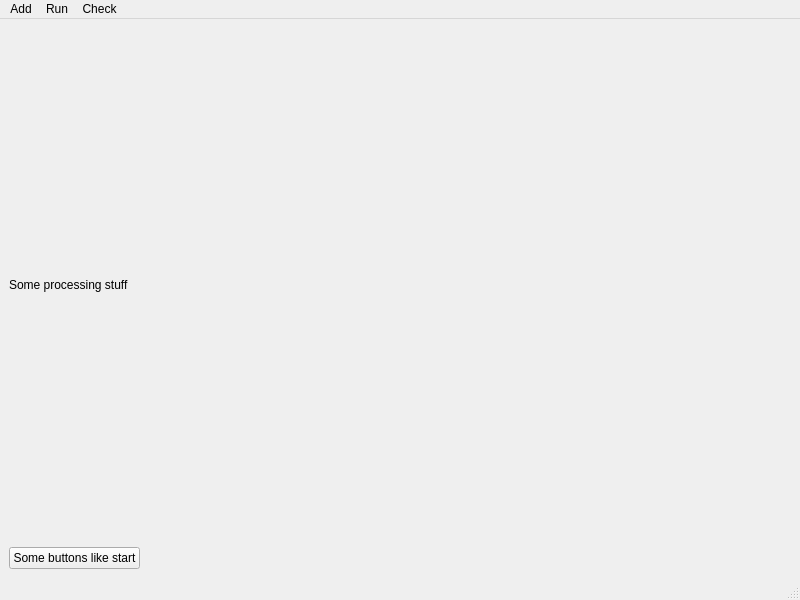
moevm/bsc_kovinev, file benchmark/ui_raw/mainwindow.ui: the form before one commit.
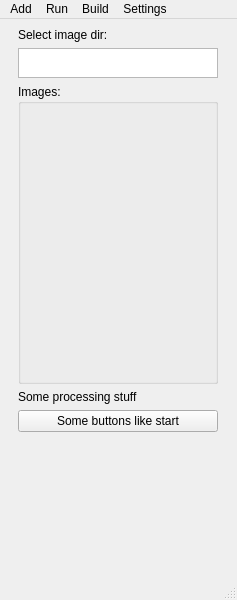
The form after the commit.

The edit to the form file:
```diff
--- a/benchmark/ui_raw/mainwindow.ui
+++ b/benchmark/ui_raw/mainwindow.ui
@@ -6,7 +6,7 @@
    <rect>
     <x>0</x>
     <y>0</y>
-    <width>800</width>
+    <width>237</width>
     <height>600</height>
    </rect>
   </property>
@@ -16,39 +16,94 @@
   <widget class="QWidget" name="centralwidget">
    <layout class="QVBoxLayout" name="verticalLayout_3">
     <item>
+     <layout class="QHBoxLayout" name="horizontalLayout">
+      <item>
      <layout class="QVBoxLayout" name="verticalLayout">
       <item>
-       <layout class="QHBoxLayout" name="layout_widgets"/>
-      </item>
+         <layout class="QHBoxLayout" name="horizontalLayout_3">
       <item>
-       <layout class="QHBoxLayout" name="horizontalLayout_2">
+           <layout class="QVBoxLayout" name="verticalLayout_5">
         <item>
-         <layout class="QVBoxLayout" name="verticalLayout_2">
+             <layout class="QVBoxLayout" name="verticalLayout_6">
           <item>
            <widget class="QLabel" name="label">
+                <property name="maximumSize">
+                 <size>
+                  <width>200</width>
+                  <height>16777215</height>
+                 </size>
+                </property>
+                <property name="text">
+                 <string>Select image dir:</string>
+                </property>
+               </widget>
+              </item>
+              <item>
+               <widget class="QPlainTextEdit" name="plainTextEdit">
+                <property name="maximumSize">
+                 <size>
+                  <width>200</width>
+                  <height>30</height>
+                 </size>
+                </property>
+               </widget>
+              </item>
+              <item>
+               <widget class="QGroupBox" name="groupBox">
+                <property name="minimumSize">
+                 <size>
+                  <width>100</width>
+                  <height>300</height>
+                 </size>
+                </property>
+                <property name="maximumSize">
+                 <size>
+                  <width>200</width>
+                  <height>16777215</height>
+                 </size>
+                </property>
+                <property name="title">
+                 <string>Images:</string>
+                </property>
+               </widget>
+              </item>
+             </layout>
+            </item>
+            <item>
+             <widget class="QLabel" name="label_4">
+              <property name="maximumSize">
+               <size>
+                <width>200</width>
+                <height>16777215</height>
+               </size>
+              </property>
             <property name="text">
              <string>Some processing stuff</string>
             </property>
            </widget>
           </item>
           <item>
-           <widget class="QPushButton" name="pushButton">
+             <widget class="QPushButton" name="pushButton_2">
+              <property name="maximumSize">
+               <size>
+                <width>200</width>
+                <height>16777215</height>
+               </size>
+              </property>
             <property name="text">
              <string>Some buttons like start</string>
             </property>
            </widget>
           </item>
-         </layout>
-        </item>
         <item>
-         <spacer name="horizontalSpacer">
+             <spacer name="verticalSpacer">
           <property name="orientation">
-           <enum>Qt::Horizontal</enum>
+               <enum>Qt::Vertical</enum>
           </property>
           <property name="sizeHint" stdset="0">
            <size>
-            <width>40</width>
-            <height>20</height>
+                <width>20</width>
+                <height>40</height>
            </size>
           </property>
          </spacer>
@@ -58,13 +113,24 @@
      </layout>
     </item>
    </layout>
+      </item>
+      <item>
+       <layout class="QVBoxLayout" name="verticalLayout_2">
+        <item>
+         <layout class="QHBoxLayout" name="layout_widgets"/>
+        </item>
+       </layout>
+      </item>
+     </layout>
+    </item>
+   </layout>
   </widget>
   <widget class="QMenuBar" name="menubar">
    <property name="geometry">
     <rect>
      <x>0</x>
      <y>0</y>
-     <width>800</width>
+     <width>237</width>
      <height>22</height>
     </rect>
    </property>
@@ -81,14 +147,20 @@
    </widget>
    <widget class="QMenu" name="menuCheck">
     <property name="title">
-     <string>Check</string>
+     <string>Build</string>
     </property>
     <addaction name="actionCheck_exists"/>
     <addaction name="actionCheck_build"/>
    </widget>
+   <widget class="QMenu" name="menuSettings">
+    <property name="title">
+     <string>Settings</string>
+    </property>
+   </widget>
    <addaction name="menuAdd"/>
    <addaction name="menuRun"/>
    <addaction name="menuCheck"/>
+   <addaction name="menuSettings"/>
   </widget>
   <widget class="QStatusBar" name="statusbar"/>
   <action name="actionAdd_Software">
```
Lines whose indentation alone changed are shown as unchanged.
